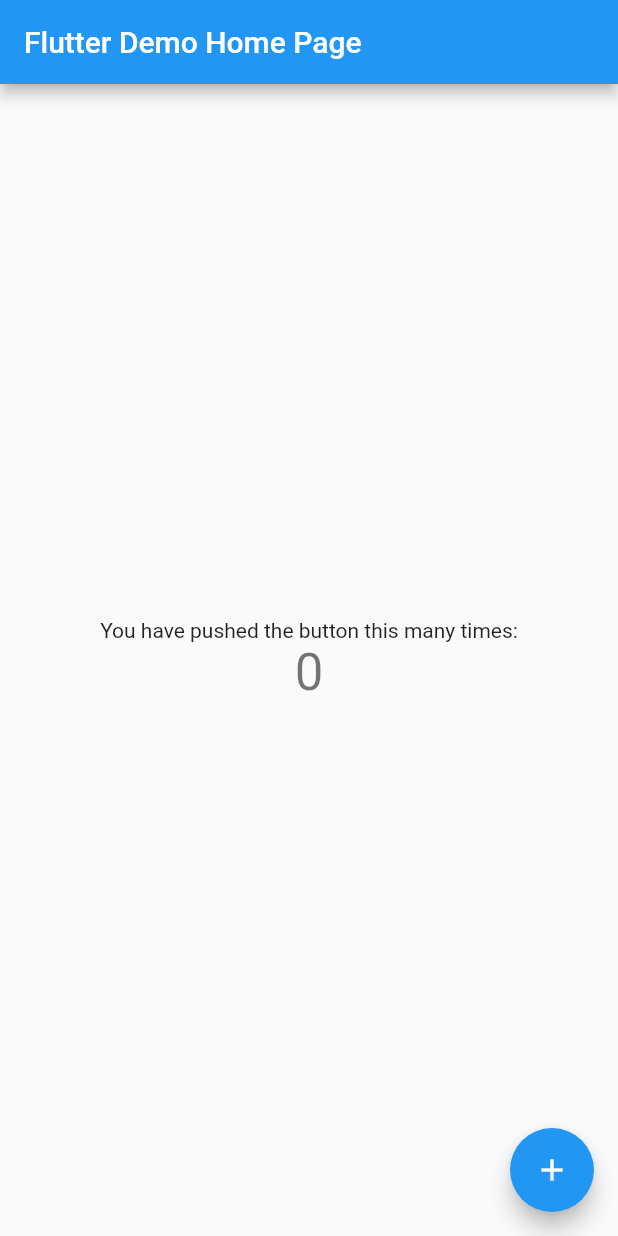
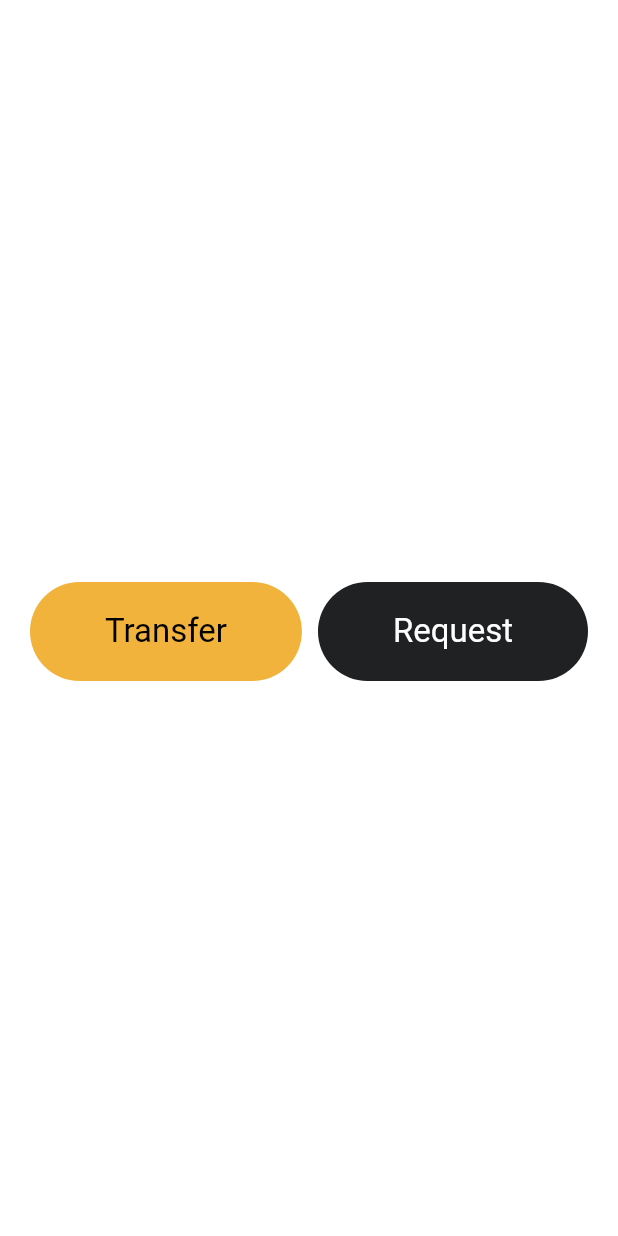
Before and after one commit to INnoVatioN-97/flutter_toonflix, a Flutter app: the screen it shows after launch, on a phone screen of 412 x 824 dp. Run offline on Flutter 3.47's test engine with Material 2 defaults, Android fonts, the phone set to English and light mode, and no system bars.

Commit message:
공통컴포넌트 작업(버튼)

```diff
--- a/lib/main.dart
+++ b/lib/main.dart
@@ -1,115 +1,89 @@
 import 'package:flutter/material.dart';
 
+import 'widgets/custom_button.dart';
+
 void main() {
-  runApp(const MyApp());
+  runApp(const App());
 }
 
-class MyApp extends StatelessWidget {
-  const MyApp({super.key});
+class App extends StatelessWidget {
+  const App({super.key});
 
-  // This widget is the root of your application.
   @override
   Widget build(BuildContext context) {
     return MaterialApp(
-      title: 'Flutter Demo',
-      theme: ThemeData(
-        // This is the theme of your application.
-        //
-        // Try running your application with "flutter run". You'll see the
-        // application has a blue toolbar. Then, without quitting the app, try
-        // changing the primarySwatch below to Colors.green and then invoke
-        // "hot reload" (press "r" in the console where you ran "flutter run",
-        // or simply save your changes to "hot reload" in a Flutter IDE).
-        // Notice that the counter didn't reset back to zero; the application
-        // is not restarted.
-        primarySwatch: Colors.blue,
+      home: Scaffold(
+        backgroundColor: const Color(0x00181818),
+        body: Padding(
+          padding: const EdgeInsets.symmetric(horizontal: 20),
+          child: Column(
+            crossAxisAlignment: CrossAxisAlignment.start,
+            children: [
+              const SizedBox(
+                height: 80,
+              ),
+              Row(
+                mainAxisAlignment: MainAxisAlignment.end,
+                children: [
+                  Column(
+                    crossAxisAlignment: CrossAxisAlignment.end,
+                    children: [
+                      const Text(
+                        'Hey, Zero!',
+                        style: TextStyle(
+                          color: Colors.white,
+                          fontSize: 34,
+                          fontWeight: FontWeight.w800,
+                        ),
+                      ),
+                      Text(
+                        "Welcome back",
+                        style: TextStyle(
+                            color: Colors.white.withOpacity(0.8), fontSize: 22),
+                      ),
+                    ],
+                  ),
+                ],
+              ),
+              const SizedBox(
+                height: 120,
+              ),
+              Text(
+                "Total Balance",
+                style: TextStyle(
+                    fontSize: 22, color: Colors.white.withOpacity(0.8)),
+              ),
+              const SizedBox(
+                height: 10,
+              ),
+              const Text(
+                "\$5 194 482",
+                style: TextStyle(
+                    fontSize: 48,
+                    fontWeight: FontWeight.w600,
+                    color: Colors.white),
+              ),
+              const SizedBox(
+                height: 30,
+              ),
+              Row(
+                mainAxisAlignment: MainAxisAlignment.spaceBetween,
+                children: const [
+                  CustomButton(
+                    buttonColor: Color(0xFFF1B33B),
+                    buttonText: "Transfer",
+                    buttonTextColor: Colors.black,
+                  ),
+                  CustomButton(
+                      buttonColor: Color(0xFF1F2123),
+                      buttonText: "Request",
+                      buttonTextColor: Colors.white),
+                ],
+              )
+            ],
+          ),
+        ),
       ),
-      home: const MyHomePage(title: 'Flutter Demo Home Page'),
     );
   }
 }
-
-class MyHomePage extends StatefulWidget {
-  const MyHomePage({super.key, required this.title});
-
-  // This widget is the home page of your application. It is stateful, meaning
-  // that it has a State object (defined below) that contains fields that affect
-  // how it looks.
-
-  // This class is the configuration for the state. It holds the values (in this
-  // case the title) provided by the parent (in this case the App widget) and
-  // used by the build method of the State. Fields in a Widget subclass are
-  // always marked "final".
-
-  final String title;
-
-  @override
-  State<MyHomePage> createState() => _MyHomePageState();
-}
-
-class _MyHomePageState extends State<MyHomePage> {
-  int _counter = 0;
-
-  void _incrementCounter() {
-    setState(() {
-      // This call to setState tells the Flutter framework that something has
-      // changed in this State, which causes it to rerun the build method below
-      // so that the display can reflect the updated values. If we changed
-      // _counter without calling setState(), then the build method would not be
-      // called again, and so nothing would appear to happen.
-      _counter++;
-    });
-  }
-
-  @override
-  Widget build(BuildContext context) {
-    // This method is rerun every time setState is called, for instance as done
-    // by the _incrementCounter method above.
-    //
-    // The Flutter framework has been optimized to make rerunning build methods
-    // fast, so that you can just rebuild anything that needs updating rather
-    // than having to individually change instances of widgets.
-    return Scaffold(
-      appBar: AppBar(
-        // Here we take the value from the MyHomePage object that was created by
-        // the App.build method, and use it to set our appbar title.
-        title: Text(widget.title),
-      ),
-      body: Center(
-        // Center is a layout widget. It takes a single child and positions it
-        // in the middle of the parent.
-        child: Column(
-          // Column is also a layout widget. It takes a list of children and
-          // arranges them vertically. By default, it sizes itself to fit its
-          // children horizontally, and tries to be as tall as its parent.
-          //
-          // Invoke "debug painting" (press "p" in the console, choose the
-          // "Toggle Debug Paint" action from the Flutter Inspector in Android
-          // Studio, or the "Toggle Debug Paint" command in Visual Studio Code)
-          // to see the wireframe for each widget.
-          //
-          // Column has various properties to control how it sizes itself and
-          // how it positions its children. Here we use mainAxisAlignment to
-          // center the children vertically; the main axis here is the vertical
-          // axis because Columns are vertical (the cross axis would be
-          // horizontal).
-          mainAxisAlignment: MainAxisAlignment.center,
-          children: <Widget>[
-            const Text(
-              'You have pushed the button this many times:',
-            ),
-            Text(
-              '$_counter',
-              style: Theme.of(context).textTheme.headlineMedium,
-            ),
-          ],
-        ),
-      ),
-      floatingActionButton: FloatingActionButton(
-        onPressed: _incrementCounter,
-        tooltip: 'Increment',
-        child: const Icon(Icons.add),
-      ), // This trailing comma makes auto-formatting nicer for build methods.
-    );
-  }
-}
--- /dev/null
+++ b/lib/widgets/custom_button.dart
@@ -0,0 +1,30 @@
+import 'package:flutter/material.dart';
+
+class CustomButton extends StatelessWidget {
+  final Color buttonColor;
+  final String buttonText;
+  final Color buttonTextColor;
+
+  const CustomButton(
+      {super.key,
+      required this.buttonColor,
+      required this.buttonText,
+      required this.buttonTextColor});
+
+  @override
+  Widget build(BuildContext context) {
+    return Container(
+      decoration: BoxDecoration(
+        color: buttonColor,
+        borderRadius: BorderRadius.circular(45),
+      ),
+      child: Padding(
+        padding: const EdgeInsets.symmetric(vertical: 20, horizontal: 50),
+        child: Text(
+          buttonText,
+          style: TextStyle(fontSize: 22, color: buttonTextColor),
+        ),
+      ),
+    );
+  }
+}
```
